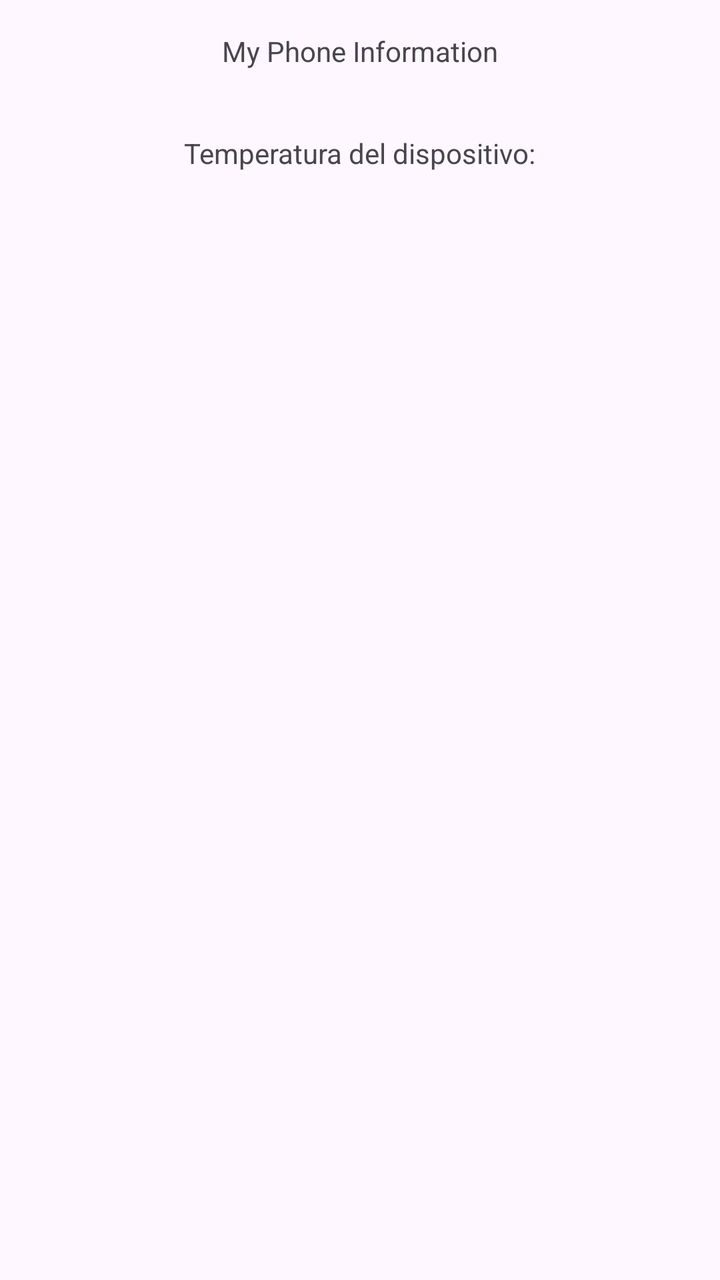
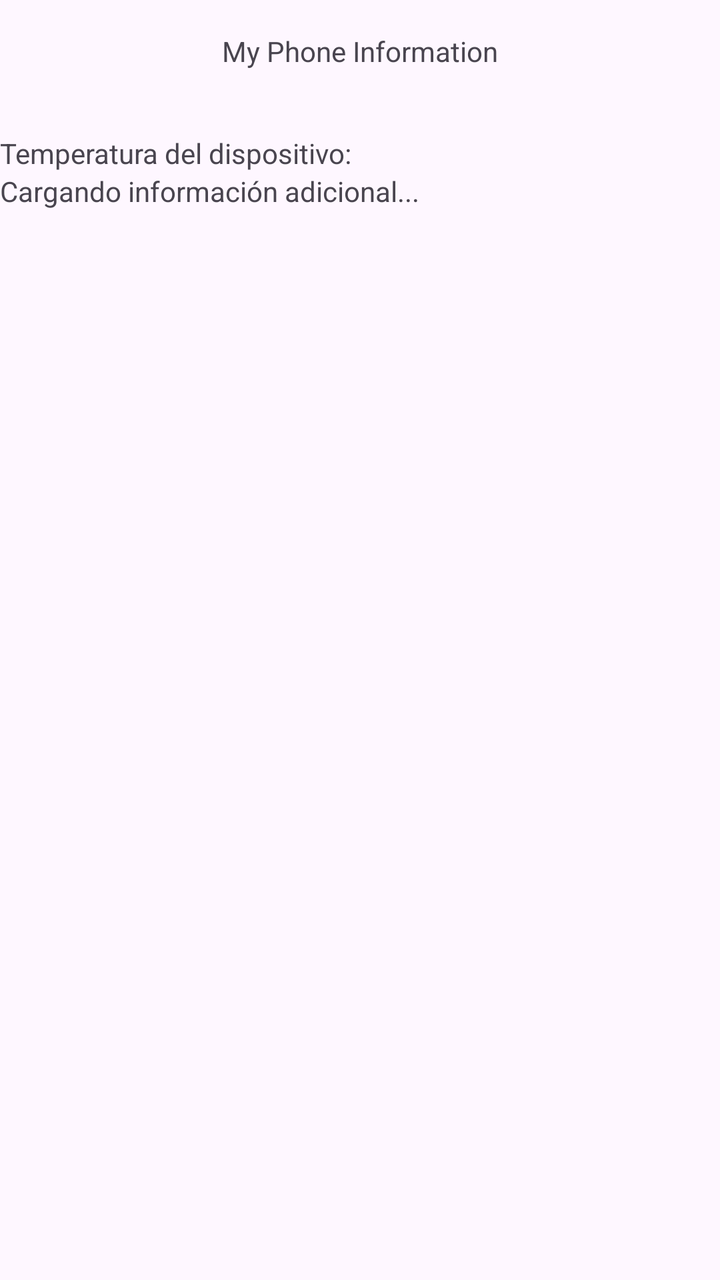

Two renders of the same Android screen: before a commit and after it. Below are the layout's source before the change and the commit's diff.
<!-- AndroidManifest.xml: application theme Theme.MyPhoneInformation -->
<!-- res/layout/activity_main.xml -->
<?xml version="1.0" encoding="utf-8"?>
<androidx.constraintlayout.widget.ConstraintLayout xmlns:android="http://schemas.android.com/apk/res/android"
    xmlns:app="http://schemas.android.com/apk/res-auto"
    xmlns:tools="http://schemas.android.com/tools"
    android:id="@+id/main"
    android:layout_width="match_parent"
    android:layout_height="match_parent"
    tools:context=".MainActivity">

    <TextView
        android:id="@+id/tv_title"
        android:layout_width="wrap_content"
        android:layout_height="wrap_content"
        android:layout_marginStart="16dp"
        android:layout_marginTop="16dp"
        android:layout_marginEnd="16dp"
        android:text="My Phone Information"
        app:layout_constraintEnd_toEndOf="parent"
        app:layout_constraintStart_toStartOf="parent"
        app:layout_constraintTop_toTopOf="parent" />

    <TextView
        android:id="@+id/tv_battery_title"
        android:layout_width="wrap_content"
        android:layout_height="wrap_content"
        android:layout_marginTop="32dp"
        android:text="Temperatura del dispositivo:"
        app:layout_constraintEnd_toEndOf="parent"
        app:layout_constraintStart_toStartOf="parent"
        app:layout_constraintTop_toBottomOf="@id/tv_title" />

    <androidx.recyclerview.widget.RecyclerView
        android:id="@+id/rv_temperatures"
        android:layout_width="409dp"
        android:layout_height="643dp"
        app:layout_constraintBottom_toBottomOf="parent"
        app:layout_constraintEnd_toEndOf="parent"
        app:layout_constraintStart_toStartOf="parent"
        app:layout_constraintTop_toBottomOf="@+id/tv_battery_title" />

</androidx.constraintlayout.widget.ConstraintLayout>
<!-- resources referenced by this layout -->
<resources>
  <style name="Theme.MyPhoneInformation" parent="Base.Theme.MyPhoneInformation" />
  <style name="Base.Theme.MyPhoneInformation" parent="Theme.Material3.DayNight.NoActionBar">
          
          
      </style>
</resources>

<!-- the commit's change to res/layout/activity_main.xml (unified diff, before → after) -->
@@ -25,17 +25,23 @@
         android:layout_height="wrap_content"
         android:layout_marginTop="32dp"
         android:text="Temperatura del dispositivo:"
-        app:layout_constraintEnd_toEndOf="parent"
         app:layout_constraintStart_toStartOf="parent"
         app:layout_constraintTop_toBottomOf="@id/tv_title" />
 
     <androidx.recyclerview.widget.RecyclerView
         android:id="@+id/rv_temperatures"
         android:layout_width="409dp"
-        android:layout_height="643dp"
-        app:layout_constraintBottom_toBottomOf="parent"
+        android:layout_height="wrap_content"
         app:layout_constraintEnd_toEndOf="parent"
         app:layout_constraintStart_toStartOf="parent"
         app:layout_constraintTop_toBottomOf="@+id/tv_battery_title" />
 
+    <TextView
+        android:id="@+id/tv_battery_info"
+        android:layout_width="wrap_content"
+        android:layout_height="wrap_content"
+        android:text="Cargando información adicional..."
+        app:layout_constraintStart_toStartOf="parent"
+        app:layout_constraintTop_toBottomOf="@+id/rv_temperatures" />
+
 </androidx.constraintlayout.widget.ConstraintLayout>
